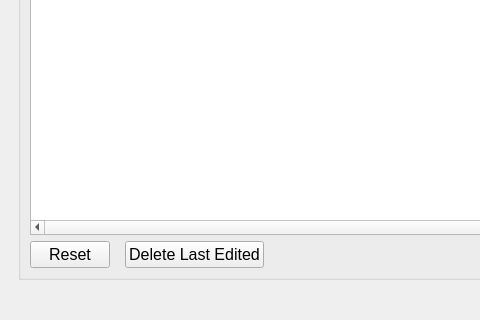
Above: ScannerInterfaceApp/ScannerApp/UI_Files/MainAppUI.ui from Solomin0/Capstone before the change; both pictures show x 0 to 480 and y 135 to 455 of the 655 by 455 pixel window. Below: the same form after it.
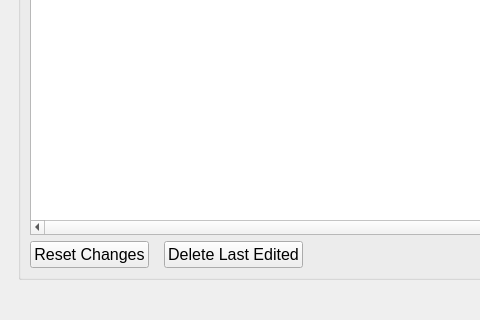
That is the form after the change. Custom widgets are drawn as their Qt base class.

```diff
--- a/ScannerInterfaceApp/ScannerApp/UI_Files/MainAppUI.ui
+++ b/ScannerInterfaceApp/ScannerApp/UI_Files/MainAppUI.ui
@@ -426,7 +426,7 @@
                 </sizepolicy>
                </property>
                <property name="text">
-                <string>Reset</string>
+                <string>Reset Changes</string>
                </property>
               </widget>
              </item>
```
